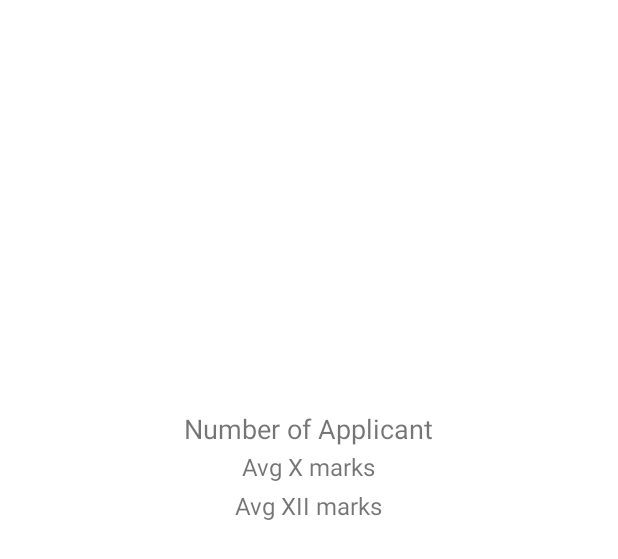
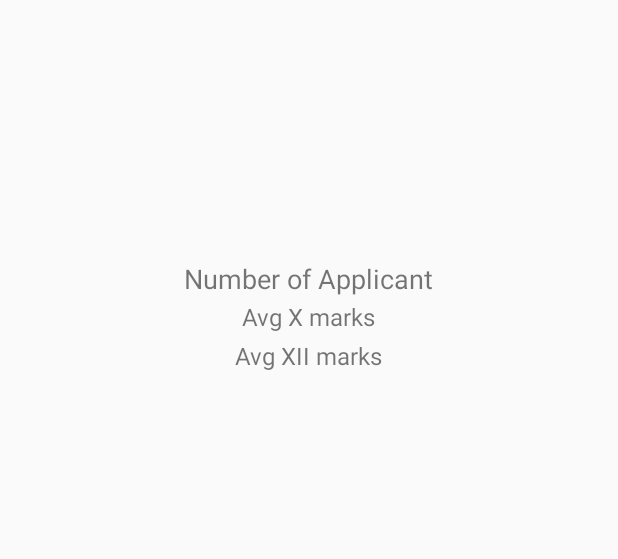
Before and after one commit to RohanDebnath/Pandas-Integration, an Android app: the layout activity_main.xml on its own in the app's theme, with its tools: preview values and no code run, on a phone screen of 412 x 824 dp. Shown: the top 559 px of the screen. Run offline under Robolectric (Android 15) with nearby library versions, the phone set to English and light mode, and no system bars.

Commit message:
few UI modifications

```diff
--- a/app/src/main/res/layout/activity_main.xml
+++ b/app/src/main/res/layout/activity_main.xml
@@ -38,7 +38,7 @@
         />
     <androidx.core.widget.NestedScrollView
         android:layout_width="match_parent"
-        android:layout_height="200dp">
+        android:layout_height="400dp">
         <androidx.recyclerview.widget.RecyclerView
             android:id="@+id/recyclerView"
             android:layout_width="match_parent"
--- a/app/src/main/res/values/themes.xml
+++ b/app/src/main/res/values/themes.xml
@@ -1,16 +1,17 @@
 <resources xmlns:tools="http://schemas.android.com/tools">
     <!-- Base application theme. -->
-    <style name="Theme.PandasIntegration" parent="Theme.MaterialComponents.DayNight.DarkActionBar">
+    <style name="Theme.PandasIntegration" parent="Theme.MaterialComponents.Light.Bridge">
         <!-- Primary brand color. -->
-        <item name="colorPrimary">@color/purple_500</item>
-        <item name="colorPrimaryVariant">@color/purple_700</item>
-        <item name="colorOnPrimary">@color/white</item>
+        <item name="colorPrimary">@color/white</item>
+        <item name="colorPrimaryVariant">@color/black</item>
+        <item name="colorOnPrimary">@color/black</item>
         <!-- Secondary brand color. -->
         <item name="colorSecondary">@color/teal_200</item>
         <item name="colorSecondaryVariant">@color/teal_700</item>
-        <item name="colorOnSecondary">@color/black</item>
+        <item name="colorOnSecondary">@color/purple_200</item>
         <!-- Status bar color. -->
-        <item name="android:statusBarColor">?attr/colorPrimaryVariant</item>
+        <item name="android:statusBarColor">@color/white</item>
+        <item name="android:windowLightStatusBar">true</item>
         <!-- Customize your theme here. -->
     </style>
 </resources>
```
